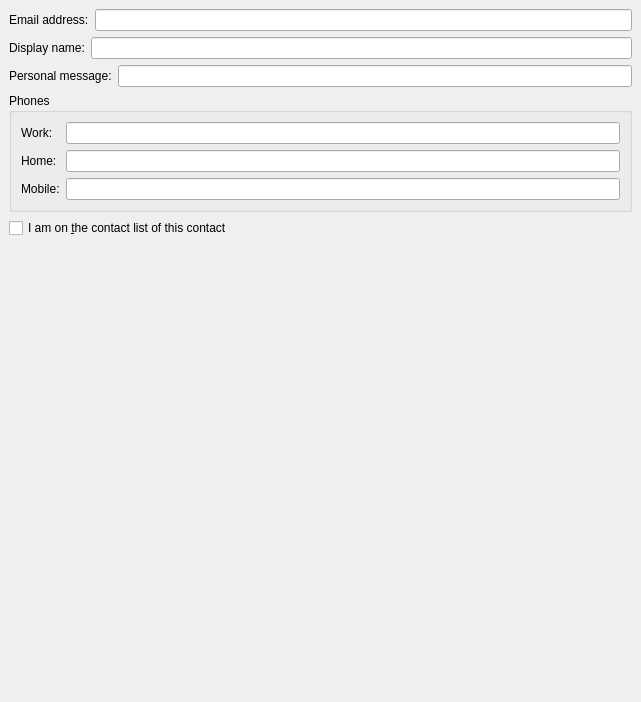
The window that protocols/msn/ui/msninfo.ui (KDE/kopete) describes before a commit, drawn with Qt 5.
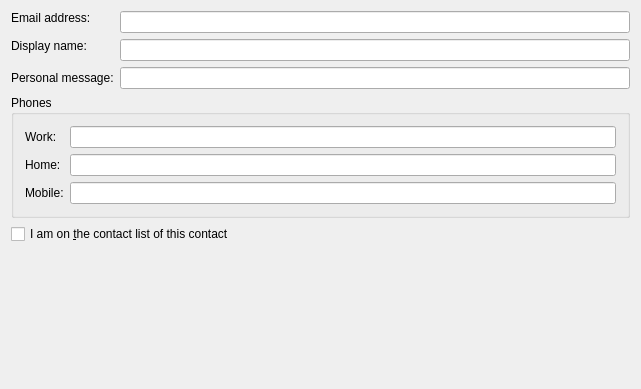
The same window after the commit.

Commit message: use QFormLayouts where appropriate

```diff
--- a/protocols/msn/ui/msninfo.ui
+++ b/protocols/msn/ui/msninfo.ui
@@ -6,43 +6,13 @@
     <x>0</x>
     <y>0</y>
     <width>641</width>
-    <height>702</height>
+    <height>389</height>
    </rect>
   </property>
-  <layout class="QVBoxLayout" >
-   <property name="spacing" >
-    <number>6</number>
-   </property>
-   <property name="leftMargin" >
-    <number>9</number>
-   </property>
-   <property name="topMargin" >
-    <number>9</number>
-   </property>
-   <property name="rightMargin" >
-    <number>9</number>
-   </property>
-   <property name="bottomMargin" >
-    <number>9</number>
-   </property>
+  <layout class="QVBoxLayout" name="verticalLayout" >
    <item>
-    <layout class="QHBoxLayout" >
-     <property name="spacing" >
-      <number>6</number>
-     </property>
-     <property name="leftMargin" >
-      <number>0</number>
-     </property>
-     <property name="topMargin" >
-      <number>0</number>
-     </property>
-     <property name="rightMargin" >
-      <number>0</number>
-     </property>
-     <property name="bottomMargin" >
-      <number>0</number>
-     </property>
-     <item>
+    <layout class="QFormLayout" name="formLayout" >
+     <item row="0" column="0" >
       <widget class="QLabel" name="TextLabel2_2" >
        <property name="sizePolicy" >
         <sizepolicy vsizetype="Maximum" hsizetype="Maximum" >
@@ -55,33 +25,14 @@
        </property>
       </widget>
      </item>
-     <item>
+     <item row="0" column="1" >
       <widget class="QLineEdit" name="m_id" >
        <property name="readOnly" >
         <bool>true</bool>
        </property>
       </widget>
      </item>
-    </layout>
-   </item>
-   <item>
-    <layout class="QHBoxLayout" >
-     <property name="spacing" >
-      <number>6</number>
-     </property>
-     <property name="leftMargin" >
-      <number>0</number>
-     </property>
-     <property name="topMargin" >
-      <number>0</number>
-     </property>
-     <property name="rightMargin" >
-      <number>0</number>
-     </property>
-     <property name="bottomMargin" >
-      <number>0</number>
-     </property>
-     <item>
+     <item row="1" column="0" >
       <widget class="QLabel" name="TextLabel2_2_2" >
        <property name="sizePolicy" >
         <sizepolicy vsizetype="Maximum" hsizetype="Maximum" >
@@ -94,40 +45,21 @@
        </property>
       </widget>
      </item>
-     <item>
+     <item row="1" column="1" >
       <widget class="QLineEdit" name="m_displayName" >
        <property name="readOnly" >
         <bool>true</bool>
        </property>
       </widget>
      </item>
-    </layout>
-   </item>
-   <item>
-    <layout class="QHBoxLayout" >
-     <property name="spacing" >
-      <number>6</number>
-     </property>
-     <property name="leftMargin" >
-      <number>0</number>
-     </property>
-     <property name="topMargin" >
-      <number>0</number>
-     </property>
-     <property name="rightMargin" >
-      <number>0</number>
-     </property>
-     <property name="bottomMargin" >
-      <number>0</number>
-     </property>
-     <item>
+     <item row="2" column="0" >
       <widget class="QLabel" name="textLabel1" >
        <property name="text" >
         <string>Personal message:</string>
        </property>
       </widget>
      </item>
-     <item>
+     <item row="2" column="1" >
       <widget class="QLineEdit" name="m_personalMessage" >
        <property name="readOnly" >
         <bool>true</bool>
@@ -141,25 +73,7 @@
      <property name="title" >
       <string>Phones</string>
      </property>
-     <layout class="QGridLayout" >
-      <property name="leftMargin" >
-       <number>9</number>
-      </property>
-      <property name="topMargin" >
-       <number>9</number>
-      </property>
-      <property name="rightMargin" >
-       <number>9</number>
-      </property>
-      <property name="bottomMargin" >
-       <number>9</number>
-      </property>
-      <property name="horizontalSpacing" >
-       <number>6</number>
-      </property>
-      <property name="verticalSpacing" >
-       <number>6</number>
-      </property>
+     <layout class="QFormLayout" name="formLayout_2" >
       <item row="0" column="0" >
        <widget class="QLabel" name="TextLabel6" >
         <property name="text" >
@@ -167,13 +81,6 @@
         </property>
        </widget>
       </item>
-      <item row="2" column="0" >
-       <widget class="QLabel" name="TextLabel7" >
-        <property name="text" >
-         <string>Mobile:</string>
-        </property>
-       </widget>
-      </item>
       <item row="0" column="1" >
        <widget class="QLineEdit" name="m_phw" >
         <property name="readOnly" >
@@ -188,13 +95,6 @@
         </property>
        </widget>
       </item>
-      <item row="2" column="1" >
-       <widget class="QLineEdit" name="m_phm" >
-        <property name="readOnly" >
-         <bool>true</bool>
-        </property>
-       </widget>
-      </item>
       <item row="1" column="1" >
        <widget class="QLineEdit" name="m_phh" >
         <property name="readOnly" >
@@ -202,6 +102,20 @@
         </property>
        </widget>
       </item>
+      <item row="2" column="0" >
+       <widget class="QLabel" name="TextLabel7" >
+        <property name="text" >
+         <string>Mobile:</string>
+        </property>
+       </widget>
+      </item>
+      <item row="2" column="1" >
+       <widget class="QLineEdit" name="m_phm" >
+        <property name="readOnly" >
+         <bool>true</bool>
+        </property>
+       </widget>
+      </item>
      </layout>
     </widget>
    </item>
```
Left out of the diff: 2 changed lines with no effect on the pictures. The commit also changes 9 other files.
